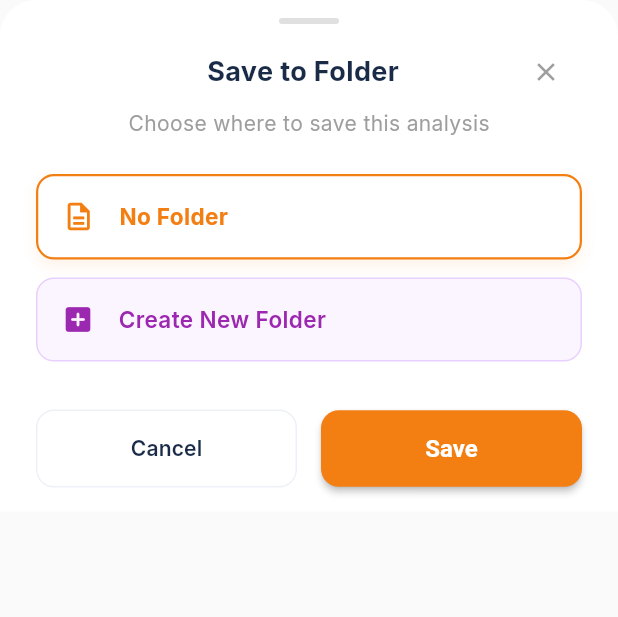
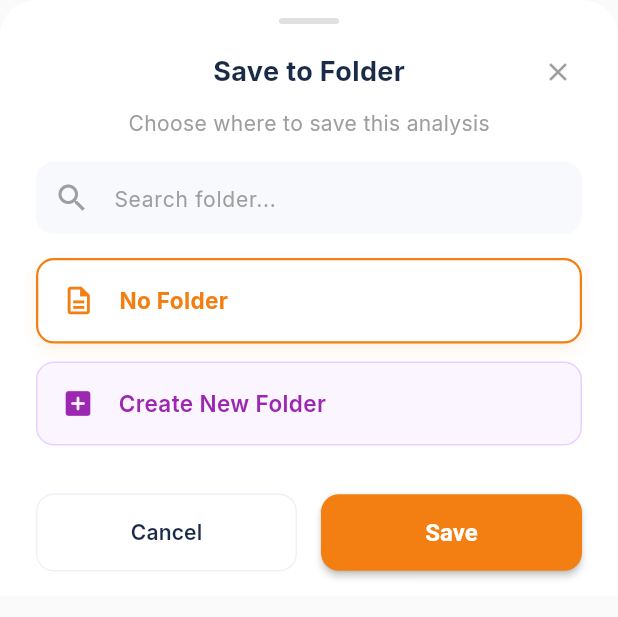
Before and after one commit to jxrxxwxt/Senior-Project, a Flutter app: the SaveFolderSheet widget shown alone on an empty page, opened directly, on a phone screen of 412 x 824 dp. Shown: the top 617 px of the screen. Run offline on Flutter 3.47's test engine with Material 3 defaults, Android fonts, the phone set to English and light mode, and no system bars; our stand-ins replace camera, dio, google_fonts, image_picker, permission_handler, shared_preferences and 1 more; missing offline and left inert: gal; accounts and stored records are empty.

Commit message:
fix: fix save folder sheet

```diff
--- a/detection_app/lib/features/detection/widgets/save_folder_sheet.dart
+++ b/detection_app/lib/features/detection/widgets/save_folder_sheet.dart
@@ -3,7 +3,7 @@ import 'package:provider/provider.dart';
 import '../../../core/constants/app_colors.dart';
 import '../../../core/widgets/apple_sheet_wrapper.dart';
 import '../../../providers/history_provider.dart';
-import '../../../core/utils/dialog_utils.dart'; // อย่าลืม Import DialogUtils เพื่อโชว์ Loading
+import '../../../core/utils/dialog_utils.dart';
 
 class SaveFolderSheet extends StatefulWidget {
   const SaveFolderSheet({super.key});
@@ -13,15 +13,19 @@ class SaveFolderSheet extends StatefulWidget {
 }
 
 class _SaveFolderSheetState extends State<SaveFolderSheet> {
-  int? _selectedFolderId; // เปลี่ยนเป็นเก็บ ID แทนการเก็บชื่อโฟลเดอร์
+  int? _selectedFolderId;
   bool _isCreatingNewFolder = false;
   final TextEditingController _newFolderCtrl = TextEditingController();
   final FocusNode _folderFocusNode = FocusNode();
 
+  // เพิ่ม ScrollController เพื่อใช้ควบคุม Scrollbar
+  final ScrollController _scrollController = ScrollController();
+
+  String _searchQuery = '';
+
   @override
   void initState() {
     super.initState();
-    // ให้ระบบเช็คและอัปเดตสีปุ่มเมื่อมีการพิมพ์
     _newFolderCtrl.addListener(() {
       setState(() {});
     });
@@ -31,29 +35,24 @@ class _SaveFolderSheetState extends State<SaveFolderSheet> {
   void dispose() {
     _newFolderCtrl.dispose();
     _folderFocusNode.dispose();
+    _scrollController.dispose(); // อย่าลืม dispose controller
     super.dispose();
   }
 
-  // --- ฟังก์ชันหลักเมื่อกดปุ่ม Save ---
   void _handleSave() async {
     final provider = Provider.of<HistoryProvider>(context, listen: false);
 
-    // 1. ถ้า User อยู่ในโหมด "สร้างโฟลเดอร์ใหม่"
     if (_isCreatingNewFolder) {
       String newName = _newFolderCtrl.text.trim();
       if (newName.isEmpty) return;
 
       DialogUtils.showLoading(context);
       try {
-        // สั่งสร้าง Folder ในฐานข้อมูล
         await provider.createNewFolder(newName);
-
-        // ค้นหา ID ของโฟลเดอร์ที่เพิ่งสร้าง
         final newFolder = provider.folders.firstWhere((f) => f.name == newName);
 
         if (mounted) {
           DialogUtils.hideLoading(context);
-          // ปิด Sheet และส่ง ID กลับไปให้หน้า ResultScreen
           Navigator.pop(context, newFolder.id);
         }
       } catch (e) {
@@ -62,10 +61,8 @@ class _SaveFolderSheetState extends State<SaveFolderSheet> {
           DialogUtils.showError(context, "Could not create folder. Please try again.");
         }
       }
-    }
-    // 2. ถ้า User เลือก "โฟลเดอร์ที่มีอยู่แล้ว" หรือ "No Folder"
-    else {
-      Navigator.pop(context, _selectedFolderId); // ส่ง ID กลับไป (null = No Folder)
+    } else {
+      Navigator.pop(context, _selectedFolderId);
     }
   }
 
@@ -73,19 +70,24 @@ class _SaveFolderSheetState extends State<SaveFolderSheet> {
   Widget build(BuildContext context) {
     return Consumer<HistoryProvider>(
       builder: (context, provider, _) {
-        final existingFolders = provider.folders; // ดึง FolderModel จริงๆ จาก Provider
+        final existingFolders = provider.folders;
 
-        // ปุ่ม Save จะกดได้เมื่อ (1) ไม่ได้สร้างโฟลเดอร์ใหม่ หรือ (2) กำลังสร้างแต่พิมพ์ชื่อแล้ว
+        final filteredFolders = existingFolders.where((folder) {
+          return folder.name.toLowerCase().contains(_searchQuery.toLowerCase());
+        }).toList();
+
         bool isInputValid = !_isCreatingNewFolder || (_isCreatingNewFolder && _newFolderCtrl.text.trim().isNotEmpty);
 
         return AppleSheetWrapper(
           child: Padding(
-            padding: const EdgeInsets.symmetric(horizontal: 24),
+            // ปรับ Padding ด้านขวาให้ลดลงนิดนึง เพื่อแบ่งพื้นที่ให้ Scrollbar
+            padding: const EdgeInsets.fromLTRB(24, 0, 16, 0),
             child: Column(
-              children:[
+              mainAxisSize: MainAxisSize.min,
+              children: [
                 Row(
                   mainAxisAlignment: MainAxisAlignment.spaceBetween,
-                  children:[
+                  children: [
                     const SizedBox(width: 40),
                     const Text("Save to Folder", style: TextStyle(fontSize: 18, fontWeight: FontWeight.bold, color: AppColors.textDark)),
                     IconButton(
@@ -94,45 +96,98 @@ class _SaveFolderSheetState extends State<SaveFolderSheet> {
                     )
                   ],
                 ),
-                const Text("Choose where to save this analysis", style: TextStyle(color: Colors.grey, fontSize: 14)),
-                const SizedBox(height: 24),
+                // ปรับระยะด้านขวาของข้อความให้เท่ากับด้านซ้าย
+                const Padding(
+                  padding: EdgeInsets.only(right: 8),
+                  child: Text("Choose where to save this analysis", style: TextStyle(color: Colors.grey, fontSize: 14)),
+                ),
+                const SizedBox(height: 16),
 
-                ConstrainedBox(
-                  constraints: BoxConstraints(maxHeight: MediaQuery.of(context).size.height * 0.4),
-                  child: SingleChildScrollView(
-                    child: Column(
-                      children:[
-                        // 1. No Folder (ส่งค่า null)
-                        _buildOptionItem(
+                // ================= 1. ช่องค้นหา (Fixed) =================
+                Padding(
+                  padding: const EdgeInsets.only(right: 8), // จัดให้ขอบตรงกับกล่องด้านล่าง
+                  child: TextField(
+                    onChanged: (value) => setState(() => _searchQuery = value),
+                    decoration: InputDecoration(
+                      hintText: "Search folder...",
+                      hintStyle: const TextStyle(color: Colors.grey, fontSize: 14),
+                      prefixIcon: const Icon(Icons.search, color: Colors.grey),
+                      filled: true,
+                      fillColor: const Color(0xFFF7F9FC),
+                      contentPadding: const EdgeInsets.symmetric(vertical: 0),
+                      border: OutlineInputBorder(
+                        borderRadius: BorderRadius.circular(12),
+                        borderSide: BorderSide.none,
+                      ),
+                    ),
+                  ),
+                ),
+                const SizedBox(height: 16),
+
+                // ================= 2. No Folder (Fixed) =================
+                Padding(
+                  padding: const EdgeInsets.only(right: 8),
+                  child: _buildOptionItem(
                     title: "No Folder",
                     icon: Icons.description_outlined,
                     iconColor: AppColors.textGrey,
                     folderId: null,
                   ),
+                ),
                 const SizedBox(height: 12),
 
-                        // 2. Existing Folders
-                        ...existingFolders.map((folder) => Padding(
+                // ================= 3. Existing Folders (Scrollable with Scrollbar) =================
+                ConstrainedBox(
+                  constraints: const BoxConstraints(maxHeight: 200),
+                  // ★ ครอบด้วย RawScrollbar เพื่อปรับแต่งหน้าตาแถบเลื่อน
+                  child: RawScrollbar(
+                    controller: _scrollController,
+                    thumbVisibility: true, // บังคับให้แสดงตลอดเวลา จะได้รู้ว่าเลื่อนได้
+                    thickness: 4.0, // ปรับความบาง (ค่าน้อยยิ่งบาง)
+                    radius: const Radius.circular(10), // ปรับความมนของขอบ
+                    thumbColor: Colors.grey.withOpacity(0.3), // สีของแถบเลื่อน
+                    padding: const EdgeInsets.only(right: 0), // ระยะห่างจากขอบขวา
+                    child: SingleChildScrollView(
+                      controller: _scrollController, // ต้องใส่ controller ให้ตรงกับ Scrollbar
+                      child: Padding(
+                        // เว้นระยะขวาเผื่อให้ Scrollbar ไม่ทับกับเนื้อหา
+                        padding: const EdgeInsets.only(right: 12),
+                        child: Column(
+                          children: [
+                            if (filteredFolders.isEmpty && _searchQuery.isNotEmpty)
+                               const Padding(
+                                 padding: EdgeInsets.symmetric(vertical: 20),
+                                 child: Text("No folders match your search.", style: TextStyle(color: Colors.grey)),
+                               ),
+                            ...filteredFolders.map((folder) => Padding(
                               padding: const EdgeInsets.only(bottom: 12),
                               child: _buildOptionItem(
                                 title: folder.name,
                                 icon: Icons.folder_open_rounded,
                                 iconColor: const Color(0xFFFF7043),
-                            folderId: folder.id, // ใช้ ID อ้างอิง
+                                folderId: folder.id,
                               ),
                             )),
-
-                        // 3. Create New Folder Section
-                        _buildNewFolderSection(),
                           ],
                         ),
                       ),
                     ),
+                  ),
+                ),
+
+                // ================= 4. Create New Folder (Fixed) =================
+                Padding(
+                  padding: const EdgeInsets.only(right: 8),
+                  child: _buildNewFolderSection(),
+                ),
 
                 const SizedBox(height: 32),
 
-                Row(
-                  children:[
+                // ================= 5. Buttons (Fixed) =================
+                Padding(
+                  padding: const EdgeInsets.only(right: 8),
+                  child: Row(
+                    children: [
                       Expanded(
                         child: OutlinedButton(
                           onPressed: () => Navigator.pop(context),
@@ -150,17 +205,18 @@ class _SaveFolderSheetState extends State<SaveFolderSheet> {
                         child: ElevatedButton(
                           onPressed: isInputValid ? _handleSave : null,
                           style: ElevatedButton.styleFrom(
-                          backgroundColor: isInputValid ? AppColors.primary : const Color(0xFFFAB06E).withValues(alpha: 0.5),
+                            backgroundColor: isInputValid ? AppColors.primary : const Color(0xFFFAB06E).withOpacity(0.5),
                             foregroundColor: Colors.white,
                             padding: const EdgeInsets.symmetric(vertical: 16),
                             elevation: isInputValid ? 2 : 0,
                             shape: RoundedRectangleBorder(borderRadius: BorderRadius.circular(12)),
-                          disabledBackgroundColor: const Color(0xFFFAB06E).withValues(alpha: 0.5),
+                            disabledBackgroundColor: const Color(0xFFFAB06E).withOpacity(0.5),
                           ),
                           child: const Text("Save", style: TextStyle(fontWeight: FontWeight.bold, fontSize: 16)),
                         ),
                       ),
                     ],
+                  ),
                 )
               ],
             ),
@@ -189,20 +245,28 @@ class _SaveFolderSheetState extends State<SaveFolderSheet> {
             color: isSelected ? AppColors.primary : const Color(0xFFEDF1F7),
             width: isSelected ? 1.5 : 1,
           ),
-          boxShadow:[
-            if (isSelected) BoxShadow(color: AppColors.primary.withValues(alpha: 0.1), blurRadius: 8, offset: const Offset(0, 4))
-            else BoxShadow(color: Colors.black.withValues(alpha: 0.02), blurRadius: 4, offset: const Offset(0, 2))
+          boxShadow: [
+            if (isSelected) BoxShadow(color: AppColors.primary.withOpacity(0.1), blurRadius: 8, offset: const Offset(0, 4))
+            else BoxShadow(color: Colors.black.withOpacity(0.02), blurRadius: 4, offset: const Offset(0, 2))
           ]
         ),
         child: Row(
-          children:[
+          children: [
             Icon(icon, color: isSelected ? AppColors.primary : iconColor, size: 22),
             const SizedBox(width: 16),
-            Text(title, style: TextStyle(
+            // ใช้ Expanded ครอบ Text เพื่อป้องกันปัญหาข้อความยาวทะลุจอ
+            Expanded(
+              child: Text(
+                title,
+                style: TextStyle(
                   fontWeight: isSelected ? FontWeight.bold : FontWeight.w500,
                   fontSize: 15,
                   color: isSelected ? AppColors.primary : AppColors.textDark
-            )),
+                ),
+                maxLines: 1,
+                overflow: TextOverflow.ellipsis, // ถ้าชื่อยาวเกินให้แสดงเป็น ...
+              ),
+            ),
           ],
         ),
       ),
@@ -217,7 +281,7 @@ class _SaveFolderSheetState extends State<SaveFolderSheet> {
         if (!active) {
           setState(() {
             _isCreatingNewFolder = true;
-            _selectedFolderId = -2; // ตั้งค่า ID หลอกๆ เพื่อไม่ให้ไปซ้ำกับอันที่มีอยู่
+            _selectedFolderId = -2;
           });
           _folderFocusNode.requestFocus();
         }
@@ -233,8 +297,8 @@ class _SaveFolderSheetState extends State<SaveFolderSheet> {
             color: active ? AppColors.purpleIcon : const Color(0xFFE8D0FF),
             width: active ? 1.5 : 1,
           ),
-          boxShadow:[
-            if (active) BoxShadow(color: AppColors.purpleIcon.withValues(alpha: 0.1), blurRadius: 8, offset: const Offset(0, 4))
+          boxShadow: [
+            if (active) BoxShadow(color: AppColors.purpleIcon.withOpacity(0.1), blurRadius: 8, offset: const Offset(0, 4))
           ]
         ),
         child: active
@@ -242,7 +306,7 @@ class _SaveFolderSheetState extends State<SaveFolderSheet> {
               crossAxisAlignment: CrossAxisAlignment.start,
               children: [
                 const Row(
-                  children:[
+                  children: [
                     Icon(Icons.add_box_rounded, color: AppColors.purpleIcon, size: 22),
                     SizedBox(width: 16),
                     Text("New Folder", style: TextStyle(fontWeight: FontWeight.bold, color: AppColors.purpleIcon, fontSize: 15)),
@@ -264,7 +328,7 @@ class _SaveFolderSheetState extends State<SaveFolderSheet> {
               ],
             )
           : const Row(
-              children:[
+              children: [
                 Icon(Icons.add_box_rounded, color: AppColors.purpleIcon, size: 22),
                 SizedBox(width: 16),
                 Text("Create New Folder", style: TextStyle(fontWeight: FontWeight.w600, color: AppColors.purpleIcon, fontSize: 15)),
```
Lines whose indentation alone changed are shown as unchanged.
